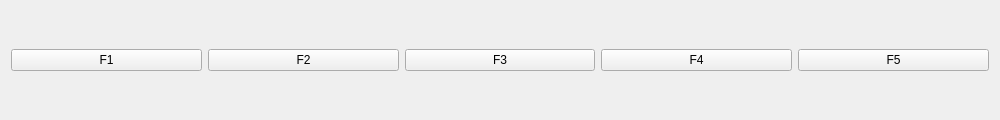
Above: qt/qkeywin/KbdWidget.ui from alexvlv/testings before the change. Below: the same form after it.
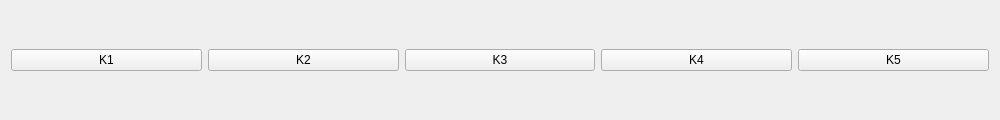
That is the form after the change.

Commit message: qkeywin: QAction - continue ...

The edit to the form file:
```diff
--- a/qt/qkeywin/KbdWidget.ui
+++ b/qt/qkeywin/KbdWidget.ui
@@ -17,7 +17,7 @@
    <item>
     <widget class="QPushButton" name="btnF1">
      <property name="text">
-      <string>F1</string>
+      <string>K1</string>
      </property>
      <property name="shortcut">
       <string>F1</string>
@@ -27,7 +27,7 @@
    <item>
     <widget class="QPushButton" name="btnF2">
      <property name="text">
-      <string>F2</string>
+      <string>K2</string>
      </property>
      <property name="shortcut">
       <string>F2</string>
@@ -37,7 +37,7 @@
    <item>
     <widget class="QPushButton" name="btnF3">
      <property name="text">
-      <string>F3</string>
+      <string>K3</string>
      </property>
      <property name="shortcut">
       <string>F3</string>
@@ -47,7 +47,7 @@
    <item>
     <widget class="QPushButton" name="btnF4">
      <property name="text">
-      <string>F4</string>
+      <string>K4</string>
      </property>
      <property name="shortcut">
       <string>F4</string>
@@ -57,7 +57,7 @@
    <item>
     <widget class="QPushButton" name="btnF5">
      <property name="text">
-      <string>F5</string>
+      <string>K5</string>
      </property>
      <property name="shortcut">
       <string>F5</string>
```
The commit also changes 2 other files.
